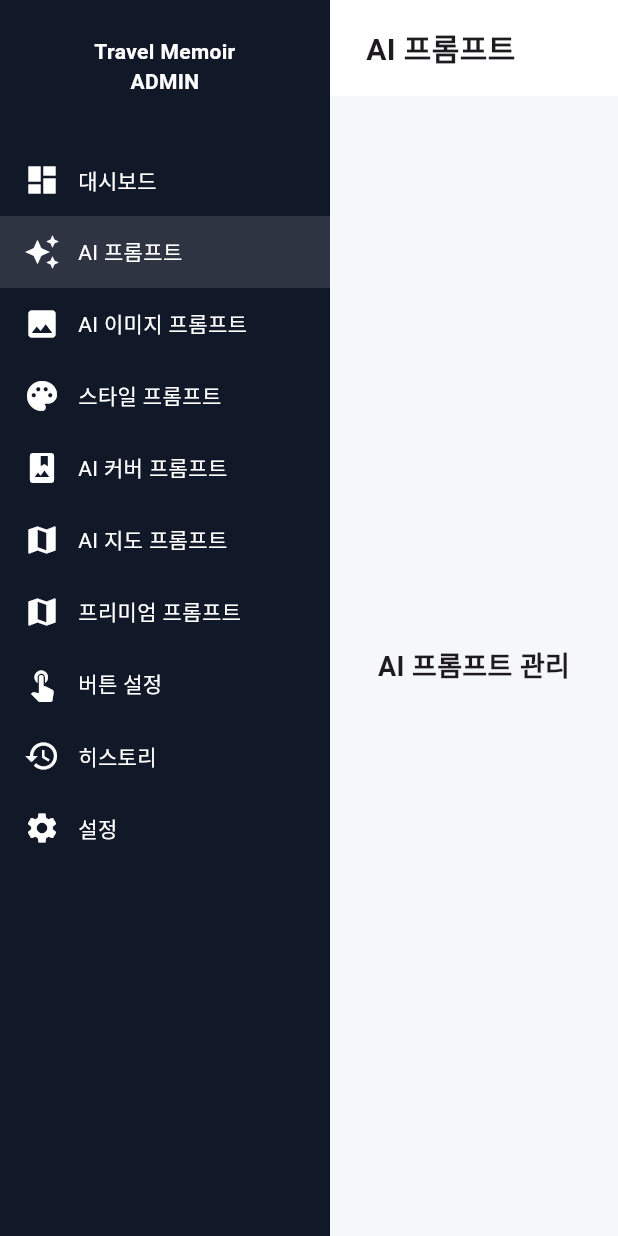
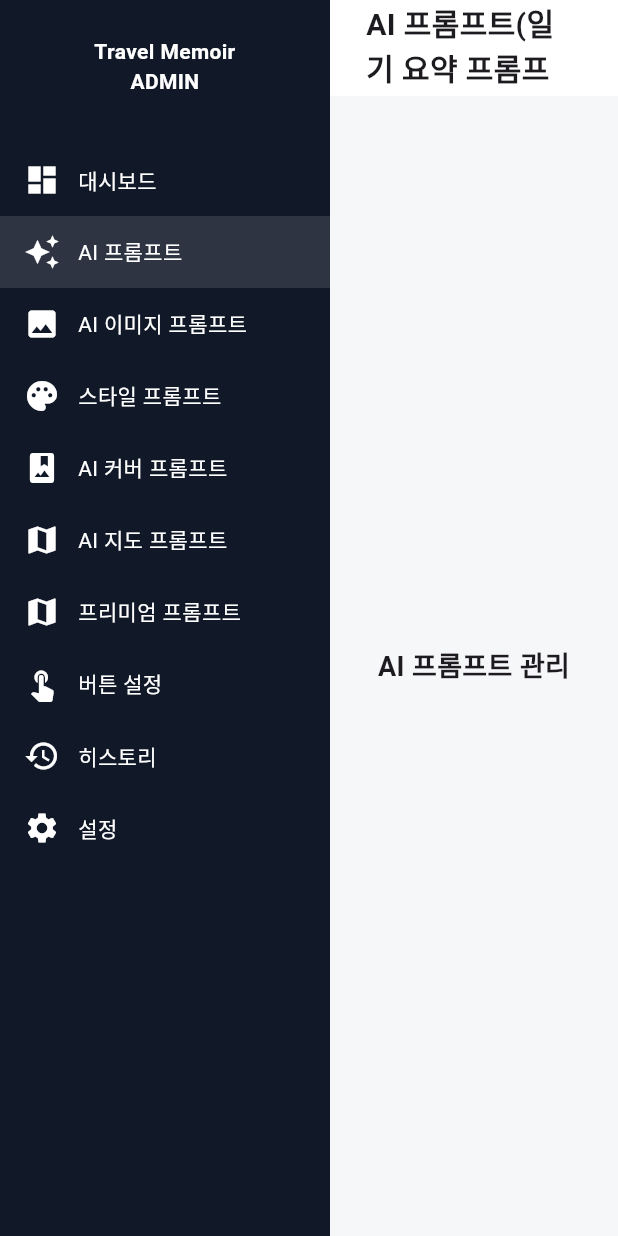
Before and after one commit to hanajungjun/travel_memoir_admin, a Flutter app: the AdminShell screen opened directly, after a tap on "AI 프롬프트", on a phone screen of 412 x 824 dp. Run offline on Flutter 3.47's test engine with Material 3 defaults, Android fonts, the phone set to English and light mode, and no system bars; our stand-ins replace image_picker, supabase_flutter; accounts and stored records are empty; network calls fail.

Commit message:
“2026_0124_0210”

```diff
--- a/lib/app/admin_shell.dart
+++ b/lib/app/admin_shell.dart
@@ -38,8 +38,8 @@ class _AdminShellState extends State<AdminShell> {
 
   final _titles = const [
     '대시보드',
-    'AI 프롬프트',
-    'AI 이미지 프롬프트',
+    'AI 프롬프트(일기 요약 프롬프트)',
+    'AI 이미지 프롬프트(이미지 요약 프롬프트)',
     '스타일 프롬프트',
     'AI 커버 프롬프트',
     'AI 지도 프롬프트',
```
Also changed, not shown: 1 other file.
